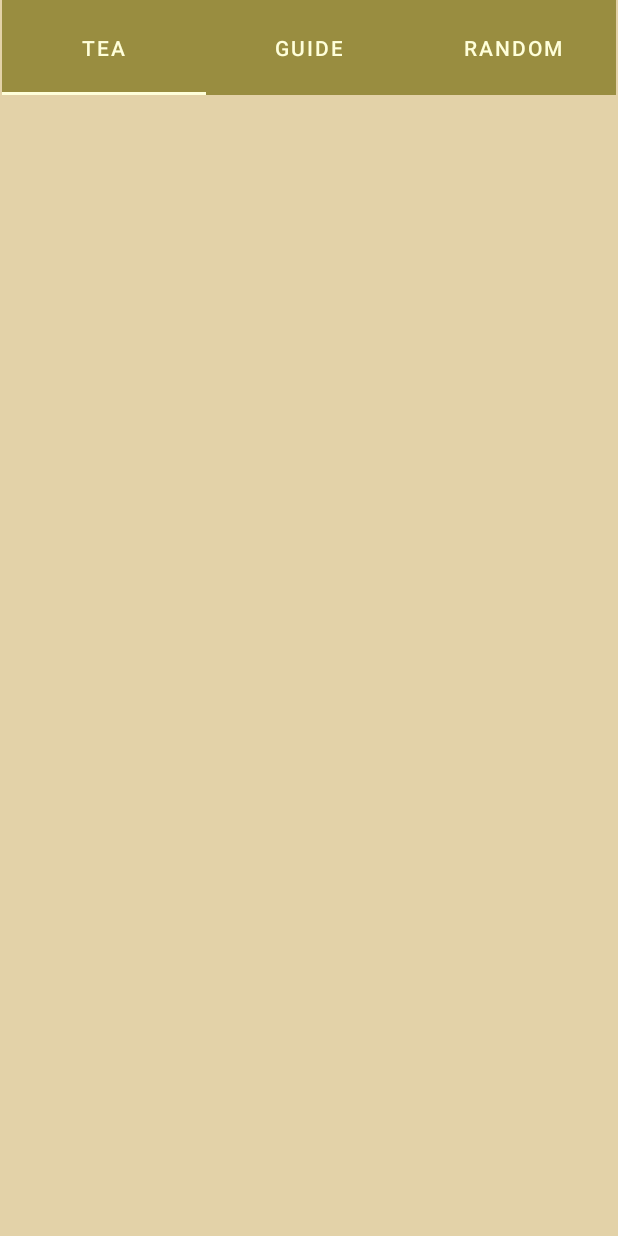
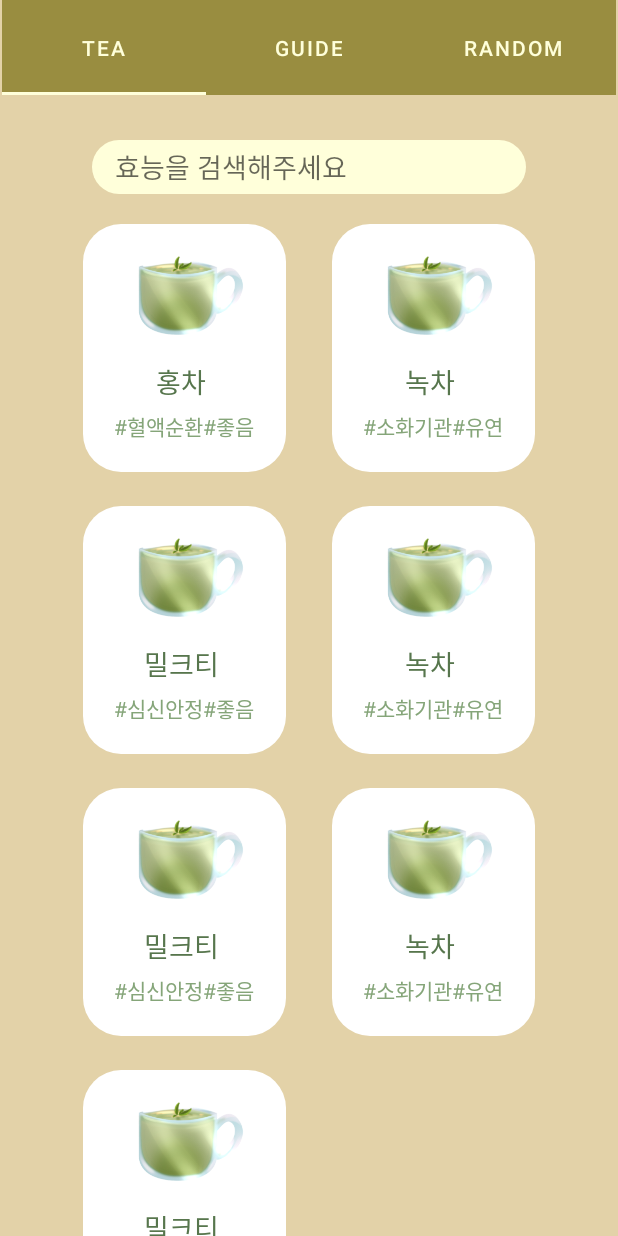
Before and after one commit to harrysee/Today_tea, an Android app: the MainActivity screen opened directly, with no data from a screen before it, on a phone screen of 412 x 824 dp. Run offline under Robolectric (Android 15) with nearby library versions, the phone set to English and light mode, and no system bars.

Commit message:
TeaFragment.java gridView 완성

```diff
--- a/app/src/main/java/kr/hs/emirim/w2015/today_tea/FirstFragment.java
+++ /dev/null
@@ -1,25 +0,0 @@
-package kr.hs.emirim.w2015.today_tea;
-
-import android.os.Bundle;
-
-import androidx.fragment.app.Fragment;
-
-import android.view.LayoutInflater;
-import android.view.View;
-import android.view.ViewGroup;
-
-public class FirstFragment extends Fragment {
-
-    @Override
-    public void onCreate(Bundle savedInstanceState) {
-        super.onCreate(savedInstanceState);
-
-    }
-
-    @Override
-    public View onCreateView(LayoutInflater inflater, ViewGroup container,
-                             Bundle savedInstanceState) {
-        // Inflate the layout for this fragment
-        return inflater.inflate(R.layout.fragment_first, container, false);
-    }
-}
--- /dev/null
+++ b/app/src/main/java/kr/hs/emirim/w2015/today_tea/GridAdapter.java
@@ -0,0 +1,55 @@
+package kr.hs.emirim.w2015.today_tea;
+
+import android.content.Context;
+import android.view.LayoutInflater;
+import android.view.View;
+import android.view.ViewGroup;
+import android.widget.BaseAdapter;
+import android.widget.ImageView;
+import android.widget.TextView;
+
+import org.w3c.dom.Text;
+
+import java.util.ArrayList;
+import java.util.HashMap;
+import java.util.List;
+import java.util.zip.Inflater;
+
+public class GridAdapter extends BaseAdapter {
+    ArrayList<TeaDataClass> teas = new ArrayList<>();   // put 으로 데이터 추가
+    Context context;
+
+    public GridAdapter( ArrayList<TeaDataClass> teas, Context context){
+        this.teas = teas;
+        this.context = context;
+    }
+    @Override
+    public int getCount() {
+        return teas.size();
+    }
+
+    @Override
+    public Object getItem(int position) {
+        return null;
+    }
+
+    @Override
+    public long getItemId(int position) {
+        return position;
+    }
+
+    @Override
+    public View getView(int position, View convertView, ViewGroup parent) {
+        LayoutInflater inflater = (LayoutInflater)context.getSystemService(Context.LAYOUT_INFLATER_SERVICE);
+        convertView = inflater.inflate(R.layout.tea_item,parent,false);
+
+        ImageView tea_img_view = convertView.findViewById(R.id.item_teaImg);
+        TextView tea_name_view = convertView.findViewById(R.id.item_teaName);
+        TextView tea_explan_view = convertView.findViewById(R.id.item_teaExplan);
+
+        tea_name_view.setText(this.teas.get(position).teaName);
+        tea_explan_view.setText(this.teas.get(position).teaExplan);
+        tea_img_view.setImageResource(this.teas.get(position).teaImg);
+        return convertView;
+    }
+}
--- /dev/null
+++ b/app/src/main/java/kr/hs/emirim/w2015/today_tea/TeaDataClass.java
@@ -0,0 +1,15 @@
+package kr.hs.emirim.w2015.today_tea;
+
+public class TeaDataClass {
+    String teaName;
+    String teaExplan;
+    int teaImg;
+
+    public TeaDataClass(){}
+
+    public TeaDataClass(String teaName,String teaExplan,int teaImg){
+        this.teaName = teaName;
+        this.teaExplan = teaExplan;
+        this.teaImg = teaImg;
+    }
+}
--- /dev/null
+++ b/app/src/main/java/kr/hs/emirim/w2015/today_tea/TeaFragment.java
@@ -0,0 +1,61 @@
+package kr.hs.emirim.w2015.today_tea;
+
+import android.os.Bundle;
+
+import androidx.annotation.NonNull;
+import androidx.annotation.Nullable;
+import androidx.fragment.app.Fragment;
+
+import android.view.LayoutInflater;
+import android.view.View;
+import android.view.ViewGroup;
+import android.widget.AdapterView;
+import android.widget.GridView;
+import android.widget.Toast;
+
+import org.jetbrains.annotations.NotNull;
+
+import java.util.ArrayList;
+import java.util.Arrays;
+import java.util.Collections;
+
+public class TeaFragment extends Fragment {
+
+    @Override
+    public void onCreate(Bundle savedInstanceState) {
+        super.onCreate(savedInstanceState);
+
+    }
+
+    @Override
+    public View onCreateView(LayoutInflater inflater, ViewGroup container,
+                             Bundle savedInstanceState) {
+        // Inflate the layout for this fragment
+        return inflater.inflate(R.layout.fragment_tea, container, false);
+    }
+
+    @Override
+    public void onViewCreated(@NonNull @NotNull View view, @Nullable @org.jetbrains.annotations.Nullable Bundle savedInstanceState) {
+        super.onViewCreated(view, savedInstanceState);
+        ArrayList<TeaDataClass> teas = new ArrayList<>();
+        teas.add(new TeaDataClass("홍차","#혈액순환#좋음",R.drawable.logo));
+        teas.add(new TeaDataClass("녹차","#소화기관#유연",R.drawable.logo));
+        teas.add(new TeaDataClass("밀크티","#심신안정#좋음",R.drawable.logo));
+        teas.add(new TeaDataClass("녹차","#소화기관#유연",R.drawable.logo));
+        teas.add(new TeaDataClass("밀크티","#심신안정#좋음",R.drawable.logo));
+        teas.add(new TeaDataClass("녹차","#소화기관#유연",R.drawable.logo));
+        teas.add(new TeaDataClass("밀크티","#심신안정#좋음",R.drawable.logo));
+
+        GridView gridView = view.findViewById(R.id.tea_grid);
+        GridAdapter gridAdapter = new GridAdapter(teas,getActivity());
+
+        gridView.setAdapter(gridAdapter);
+        gridView.setOnItemClickListener(new AdapterView.OnItemClickListener() {
+            @Override
+            public void onItemClick(AdapterView<?> parent, View view, int position, long id) {
+                Toast.makeText(getContext(),teas.get(position).teaName+"을 클릭했습니다",Toast.LENGTH_SHORT).show();
+
+            }
+        });
+    }
+}
--- a/app/src/main/java/kr/hs/emirim/w2015/today_tea/ViewPagerAdapter.java
+++ b/app/src/main/java/kr/hs/emirim/w2015/today_tea/ViewPagerAdapter.java
@@ -2,7 +2,6 @@ package kr.hs.emirim.w2015.today_tea;
 
 import androidx.annotation.NonNull;
 import androidx.fragment.app.Fragment;
-import androidx.fragment.app.FragmentActivity;
 import androidx.fragment.app.FragmentManager;
 import androidx.lifecycle.Lifecycle;
 import androidx.viewpager2.adapter.FragmentStateAdapter;
@@ -16,7 +15,7 @@ public class ViewPagerAdapter extends FragmentStateAdapter{
 
     public ViewPagerAdapter(@NonNull @org.jetbrains.annotations.NotNull FragmentManager fragmentManager, @NonNull @org.jetbrains.annotations.NotNull Lifecycle lifecycle) {
         super(fragmentManager, lifecycle);
-        mfragList.add(new FirstFragment());
+        mfragList.add(new TeaFragment());
         mfragList.add(new SecondFragment());
         mfragList.add(new ThirdFragment());
     }
--- /dev/null
+++ b/app/src/main/res/drawable/shape_card_round.xml
@@ -0,0 +1,7 @@
+<?xml version="1.0" encoding="utf-8"?>
+<shape xmlns:android="http://schemas.android.com/apk/res/android">
+    <solid
+        android:color="#fff"/>
+
+    <corners android:radius="25dp"/>
+</shape>
--- /dev/null
+++ b/app/src/main/res/drawable/shape_round.xml
@@ -0,0 +1,7 @@
+<?xml version="1.0" encoding="utf-8"?>
+<shape xmlns:android="http://schemas.android.com/apk/res/android" android:shape="rectangle">
+    <solid
+        android:color="#FFFFDA"/>
+
+    <corners android:radius="50dp"/>
+</shape>
--- a/app/src/main/res/layout/fragment_first.xml
+++ /dev/null
@@ -1,9 +0,0 @@
-<?xml version="1.0" encoding="utf-8"?>
-<androidx.constraintlayout.widget.ConstraintLayout xmlns:android="http://schemas.android.com/apk/res/android"
-    xmlns:tools="http://schemas.android.com/tools"
-    android:layout_width="match_parent"
-    android:layout_height="match_parent"
-    tools:context=".FirstFragment">
-
-
-</androidx.constraintlayout.widget.ConstraintLayout>
--- /dev/null
+++ b/app/src/main/res/layout/fragment_tea.xml
@@ -0,0 +1,39 @@
+<?xml version="1.0" encoding="utf-8"?>
+<androidx.constraintlayout.widget.ConstraintLayout xmlns:android="http://schemas.android.com/apk/res/android"
+    xmlns:app="http://schemas.android.com/apk/res-auto"
+    xmlns:tools="http://schemas.android.com/tools"
+    android:layout_width="match_parent"
+    android:layout_height="match_parent"
+    android:background="@color/beige"
+    tools:context=".TeaFragment">
+
+    <EditText
+        android:id="@+id/search_edit"
+        android:layout_width="289dp"
+        android:layout_height="36dp"
+        android:layout_marginTop="30dp"
+        android:paddingLeft="15dp"
+        android:hint="효능을 검색해주세요"
+        android:background="@drawable/shape_round"
+        app:layout_constraintEnd_toEndOf="parent"
+        app:layout_constraintStart_toStartOf="parent"
+        app:layout_constraintTop_toTopOf="parent" />
+
+    <GridView
+        android:id="@+id/tea_grid"
+        android:layout_width="wrap_content"
+        android:layout_height="0dp"
+        android:layout_marginTop="20dp"
+        android:numColumns="2"
+        android:horizontalSpacing="-80dp"
+        android:verticalSpacing="23dp"
+        android:scrollbars="horizontal"
+        android:gravity="center"
+        app:layout_constraintBottom_toBottomOf="parent"
+        app:layout_constraintEnd_toEndOf="parent"
+        app:layout_constraintHorizontal_bias="0.0"
+        app:layout_constraintStart_toStartOf="parent"
+        app:layout_constraintTop_toBottomOf="@+id/search_edit"
+        app:layout_constraintVertical_bias="1.0" />
+
+</androidx.constraintlayout.widget.ConstraintLayout>
--- a/app/src/main/res/layout/tea_item.xml
+++ b/app/src/main/res/layout/tea_item.xml
@@ -1,6 +1,55 @@
 <?xml version="1.0" encoding="utf-8"?>
 <androidx.constraintlayout.widget.ConstraintLayout xmlns:android="http://schemas.android.com/apk/res/android"
-    android:layout_width="match_parent"
-    android:layout_height="match_parent">
+    xmlns:app="http://schemas.android.com/apk/res-auto"
+    xmlns:tools="http://schemas.android.com/tools"
+    android:layout_width="wrap_content"
+    android:layout_height="wrap_content">
 
+    <androidx.constraintlayout.widget.ConstraintLayout
+        android:layout_width="wrap_content"
+        android:layout_height="wrap_content"
+        android:padding="20dp"
+        android:background="@drawable/shape_card_round"
+        android:paddingTop="10dp"
+        android:paddingBottom="10dp"
+        app:layout_constraintStart_toStartOf="parent"
+        app:layout_constraintTop_toTopOf="parent">
+
+        <ImageView
+            android:id="@+id/item_teaImg"
+            android:layout_width="95dp"
+            android:layout_height="66dp"
+            android:paddingLeft="10dp"
+            android:paddingBottom="10dp"
+            android:src="@drawable/logo"
+            app:layout_constraintEnd_toEndOf="parent"
+            app:layout_constraintStart_toStartOf="parent"
+            app:layout_constraintTop_toTopOf="parent" />
+
+        <TextView
+            android:id="@+id/item_teaName"
+            android:layout_width="wrap_content"
+            android:layout_height="wrap_content"
+            android:layout_marginTop="5dp"
+            android:text="차이름"
+            android:textColor="#57764D"
+            android:textSize="18dp"
+            app:layout_constraintEnd_toEndOf="parent"
+            app:layout_constraintHorizontal_bias="0.46"
+            app:layout_constraintStart_toStartOf="parent"
+            app:layout_constraintTop_toBottomOf="@+id/item_teaImg" />
+
+        <TextView
+            android:id="@+id/item_teaExplan"
+            android:layout_width="wrap_content"
+            android:layout_height="wrap_content"
+            android:paddingTop="5dp"
+            android:text="#효능#효능적기"
+            android:textColor="#85A579"
+            app:layout_constraintEnd_toEndOf="parent"
+            app:layout_constraintHorizontal_bias="0.46"
+            app:layout_constraintStart_toStartOf="parent"
+            app:layout_constraintTop_toBottomOf="@+id/item_teaName" />
+
+    </androidx.constraintlayout.widget.ConstraintLayout>
 </androidx.constraintlayout.widget.ConstraintLayout>
--- a/app/src/main/res/navigation/nav_graph.xml
+++ b/app/src/main/res/navigation/nav_graph.xml
@@ -7,9 +7,9 @@
 
     <fragment
         android:id="@+id/FirstFragment"
-        android:name="kr.hs.emirim.w2015.today_tea.FirstFragment"
+        android:name="kr.hs.emirim.w2015.today_tea.TeaFragment"
         android:label="@string/first_fragment_label"
-        tools:layout="@layout/fragment_first">
+        tools:layout="@layout/fragment_tea">
 
         <action
             android:id="@+id/action_FirstFragment_to_SecondFragment"
```
Also changed, not shown: app/src/main/res/drawable/logo.png (added).
